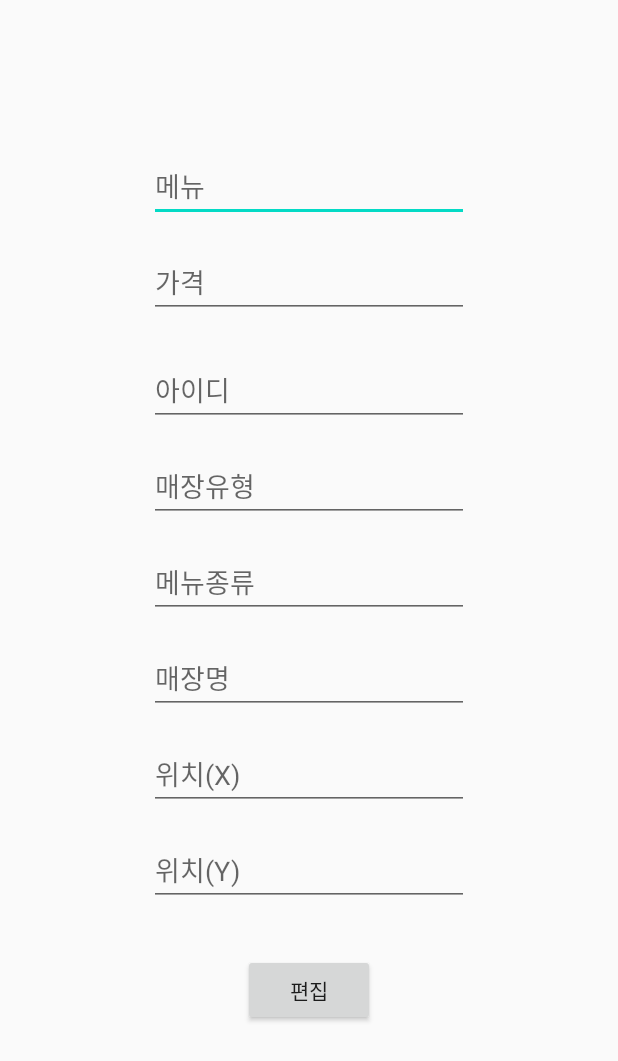
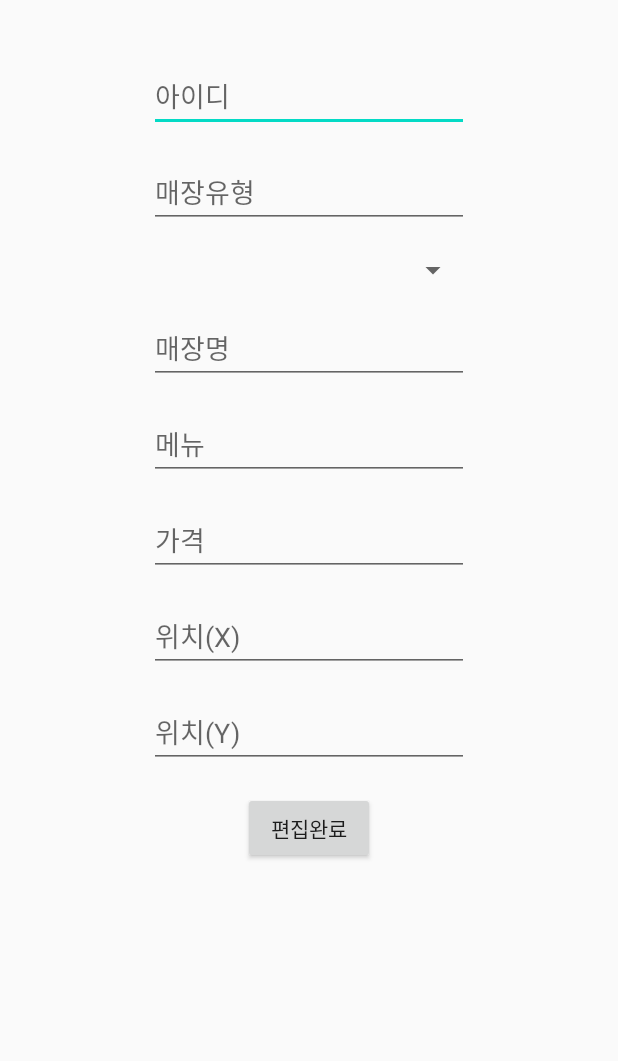
Before and after one commit to HJ-HEEJAE/Portfolio, an Android app: the layout fragment_editstore.xml on its own in the app's theme, with its tools: preview values and no code run, on a phone screen of 412 x 824 dp. Shown: the top 1061 px of the screen. Run offline under Robolectric (Android 15) with nearby library versions, the phone set to English and light mode, and no system bars.

Commit message:
EDIT 구현 + 수정

```diff
--- a/app/src/main/java/com/heejae/foopa/AddstoreFragment.java
+++ b/app/src/main/java/com/heejae/foopa/AddstoreFragment.java
@@ -44,6 +44,7 @@ public class AddstoreFragment extends Fragment {
         menu_kind_adapter.setDropDownViewResource(android.R.layout.simple_spinner_dropdown_item);
         menu_kind_spinner.setAdapter(menu_kind_adapter);
         menu_kind = menu_kind_spinner.getSelectedItem().toString();
+
 //        menu_kind_spinner.setOnItemClickListener(new AdapterView.OnItemClickListener() {
 //            @Override
 //            public void onItemClick(AdapterView<?> parent, View view, int position, long id) {
@@ -59,14 +60,14 @@ public class AddstoreFragment extends Fragment {
 //        String location_y = bundle.getString("locationY");
 //        Double locationX = Double.parseDouble(location_x);
 //        Double locationY = Double.parseDouble(location_y);
+
         Button addStoreBtn = view.findViewById(R.id.add_store_btn);
-
         addStoreBtn.setOnClickListener(new View.OnClickListener(){
 
             @Override
             public void onClick(View v) {
 //                TextView add_store_menu_kind = view.findViewById(R.id.add_store_menu_kind);
-                Spinner menu_kind_spinner = v.findViewById(R.id.add_store_menu_kind);
+//                Spinner menu_kind_spinner = v.findViewById(R.id.add_store_menu_kind);
                 TextView add_store_name = view.findViewById(R.id.add_store_name);
                 TextView add_store_loc_x = view.findViewById(R.id.add_store_loc_x);
                 TextView add_store_loc_y = view.findViewById(R.id.add_store_loc_y);
--- a/app/src/main/java/com/heejae/foopa/MystoreFragment.java
+++ b/app/src/main/java/com/heejae/foopa/MystoreFragment.java
@@ -70,6 +70,7 @@ public class MystoreFragment extends Fragment {
                 // 등록된 포장매장 표시
                 showStoreInfo(user_id, getString(R.string.takeAway), view);
                 // 편집 버튼 클릭이벤트
+                Log.d("storeinfo_id ", storeInfo[3]);
                 Button editTaStoreBtn = view.findViewById(R.id.edit_ta_btn);
                 editTaStoreBtn.setOnClickListener(new View.OnClickListener() {
                     @Override
@@ -188,6 +189,7 @@ public class MystoreFragment extends Fragment {
     }
     public void modifyStoreDetail(String user_id,  String store_kind, String menu_kind, String store, String locationX, String locationY){
         EditstoreFragment editstoreFragment = new EditstoreFragment();
+        Log.d("modi_id ", menu_kind);
         Bundle bundle = new Bundle();
         bundle.putString("user_id", user_id);
         bundle.putString("store_kind", store_kind);
--- a/app/src/main/res/layout/fragment_addstore.xml
+++ b/app/src/main/res/layout/fragment_addstore.xml
@@ -80,7 +80,7 @@
         android:layout_width="wrap_content"
         android:layout_height="wrap_content"
         android:layout_marginTop="32dp"
-        android:text="추가"
+        android:text="@string/adding"
         app:layout_constraintEnd_toEndOf="@+id/add_store_loc_y"
         app:layout_constraintStart_toStartOf="@+id/add_store_loc_y"
         app:layout_constraintTop_toBottomOf="@+id/add_store_loc_y" />
--- a/app/src/main/res/layout/fragment_editstore.xml
+++ b/app/src/main/res/layout/fragment_editstore.xml
@@ -1,22 +1,71 @@
 <?xml version="1.0" encoding="utf-8"?>
-<androidx.constraintlayout.widget.ConstraintLayout xmlns:android="http://schemas.android.com/apk/res/android"
+<FrameLayout xmlns:android="http://schemas.android.com/apk/res/android"
     xmlns:app="http://schemas.android.com/apk/res-auto"
     xmlns:tools="http://schemas.android.com/tools"
     android:layout_width="match_parent"
     android:layout_height="match_parent"
-    tools:context=".AddstoreFragment" >
+    tools:context=".AddstoreFragment">
+
+    <androidx.constraintlayout.widget.ConstraintLayout
+        android:layout_width="match_parent"
+        android:layout_height="wrap_content">
+
+        <EditText
+            android:id="@+id/store_edit_user_id"
+            android:layout_width="wrap_content"
+            android:layout_height="wrap_content"
+            android:layout_marginTop="40dp"
+            android:ems="10"
+            android:hint="아이디"
+            android:inputType="textPersonName"
+            app:layout_constraintEnd_toEndOf="parent"
+            app:layout_constraintStart_toStartOf="parent"
+            app:layout_constraintTop_toTopOf="parent" />
+
+        <EditText
+            android:id="@+id/edit_store_kind"
+            android:layout_width="wrap_content"
+            android:layout_height="wrap_content"
+            android:layout_marginTop="16dp"
+            android:ems="10"
+            android:hint="매장유형"
+            android:inputType="textPersonName"
+            app:layout_constraintEnd_toEndOf="@+id/store_edit_user_id"
+            app:layout_constraintStart_toStartOf="@+id/store_edit_user_id"
+            app:layout_constraintTop_toBottomOf="@+id/store_edit_user_id" />
+
+        <Spinner
+            android:id="@+id/edit_store_menu_kind"
+            android:layout_width="0dp"
+            android:layout_height="wrap_content"
+            android:layout_marginTop="16dp"
+            app:layout_constraintEnd_toEndOf="@+id/edit_store_kind"
+            app:layout_constraintStart_toStartOf="@+id/edit_store_kind"
+            app:layout_constraintTop_toBottomOf="@+id/edit_store_kind" />
+
+        <EditText
+            android:id="@+id/edit_store_name"
+            android:layout_width="wrap_content"
+            android:layout_height="wrap_content"
+            android:layout_marginTop="16dp"
+            android:ems="10"
+            android:hint="매장명"
+            android:inputType="textPersonName"
+            app:layout_constraintEnd_toEndOf="@+id/edit_store_menu_kind"
+            app:layout_constraintStart_toStartOf="@+id/edit_store_menu_kind"
+            app:layout_constraintTop_toBottomOf="@+id/edit_store_menu_kind" />
 
         <EditText
             android:id="@+id/store_menu"
             android:layout_width="wrap_content"
             android:layout_height="wrap_content"
-        android:layout_marginTop="100dp"
+            android:layout_marginTop="16dp"
             android:ems="10"
             android:hint="메뉴"
             android:inputType="textPersonName"
-        app:layout_constraintEnd_toEndOf="parent"
-        app:layout_constraintStart_toStartOf="parent"
-        app:layout_constraintTop_toTopOf="parent" />
+            app:layout_constraintEnd_toEndOf="@+id/edit_store_name"
+            app:layout_constraintStart_toStartOf="@+id/edit_store_name"
+            app:layout_constraintTop_toBottomOf="@+id/edit_store_name" />
 
         <EditText
             android:id="@+id/store_price"
@@ -27,91 +76,42 @@
             android:hint="가격"
             android:inputType="textPersonName"
             app:layout_constraintEnd_toEndOf="@+id/store_menu"
-        app:layout_constraintHorizontal_bias="0.0"
             app:layout_constraintStart_toStartOf="@+id/store_menu"
             app:layout_constraintTop_toBottomOf="@+id/store_menu" />
 
         <EditText
-        android:id="@+id/store_user_id"
-        android:layout_width="wrap_content"
-        android:layout_height="wrap_content"
-        android:layout_marginTop="24dp"
-        android:ems="10"
-        android:hint="아이디"
-        android:inputType="textPersonName"
-        app:layout_constraintEnd_toEndOf="@+id/store_price"
-        app:layout_constraintHorizontal_bias="0.0"
-        app:layout_constraintStart_toStartOf="@+id/store_price"
-        app:layout_constraintTop_toBottomOf="@+id/store_price" />
-
-    <EditText
-        android:id="@+id/add_store_kind"
-        android:layout_width="wrap_content"
-        android:layout_height="wrap_content"
-        android:layout_marginTop="16dp"
-        android:ems="10"
-        android:hint="매장유형"
-        android:inputType="textPersonName"
-        app:layout_constraintEnd_toEndOf="@+id/store_user_id"
-        app:layout_constraintStart_toStartOf="@+id/store_user_id"
-        app:layout_constraintTop_toBottomOf="@+id/store_user_id" />
-
-    <EditText
-        android:id="@+id/add_store_menu_kind"
-        android:layout_width="wrap_content"
-        android:layout_height="wrap_content"
-        android:layout_marginTop="16dp"
-        android:ems="10"
-        android:hint="메뉴종류"
-        android:inputType="textPersonName"
-        app:layout_constraintEnd_toEndOf="@+id/add_store_kind"
-        app:layout_constraintHorizontal_bias="0.0"
-        app:layout_constraintStart_toStartOf="@+id/add_store_kind"
-        app:layout_constraintTop_toBottomOf="@+id/add_store_kind" />
-
-    <EditText
-        android:id="@+id/add_store_name"
-        android:layout_width="wrap_content"
-        android:layout_height="wrap_content"
-        android:layout_marginTop="16dp"
-        android:ems="10"
-        android:hint="매장명"
-        android:inputType="textPersonName"
-        app:layout_constraintEnd_toEndOf="@+id/add_store_menu_kind"
-        app:layout_constraintStart_toStartOf="@+id/add_store_menu_kind"
-        app:layout_constraintTop_toBottomOf="@+id/add_store_menu_kind" />
-
-    <EditText
-        android:id="@+id/add_store_loc_x"
+            android:id="@+id/edit_store_loc_x"
             android:layout_width="wrap_content"
             android:layout_height="wrap_content"
             android:layout_marginTop="16dp"
             android:ems="10"
             android:hint="위치(X)"
             android:inputType="textPersonName"
-        app:layout_constraintEnd_toEndOf="@+id/add_store_name"
-        app:layout_constraintStart_toStartOf="@+id/add_store_name"
-        app:layout_constraintTop_toBottomOf="@+id/add_store_name" />
+            app:layout_constraintEnd_toEndOf="@+id/store_price"
+            app:layout_constraintStart_toStartOf="@+id/store_price"
+            app:layout_constraintTop_toBottomOf="@+id/store_price" />
 
         <EditText
-        android:id="@+id/add_store_loc_y"
+            android:id="@+id/edit_store_loc_y"
             android:layout_width="wrap_content"
             android:layout_height="wrap_content"
             android:layout_marginTop="16dp"
             android:ems="10"
             android:hint="위치(Y)"
             android:inputType="textPersonName"
-        app:layout_constraintEnd_toEndOf="@+id/add_store_loc_x"
-        app:layout_constraintStart_toStartOf="@+id/add_store_loc_x"
-        app:layout_constraintTop_toBottomOf="@+id/add_store_loc_x" />
+            app:layout_constraintEnd_toEndOf="@+id/edit_store_loc_x"
+            app:layout_constraintStart_toStartOf="@+id/edit_store_loc_x"
+            app:layout_constraintTop_toBottomOf="@+id/edit_store_loc_x" />
 
         <Button
             android:id="@+id/edit_store_btn"
             android:layout_width="wrap_content"
             android:layout_height="wrap_content"
-        android:layout_marginTop="32dp"
-        android:text="편집"
-        app:layout_constraintEnd_toEndOf="@+id/add_store_loc_y"
-        app:layout_constraintStart_toStartOf="@+id/add_store_loc_y"
-        app:layout_constraintTop_toBottomOf="@+id/add_store_loc_y" />
+            android:layout_marginTop="16dp"
+            android:text="@string/edit_complete"
+            app:layout_constraintEnd_toEndOf="@+id/edit_store_loc_y"
+            app:layout_constraintStart_toStartOf="@+id/edit_store_loc_y"
+            app:layout_constraintTop_toBottomOf="@+id/edit_store_loc_y" />
     </androidx.constraintlayout.widget.ConstraintLayout>
+
+</FrameLayout>
--- a/app/src/main/res/values/strings.xml
+++ b/app/src/main/res/values/strings.xml
@@ -27,6 +27,8 @@
     <string name="edit_ta_store">포장매장편집</string>
     <string name="edit_eh_store">식사매장편집</string>
     <string name="add_menu">메뉴추가</string>
+    <string name="adding">추가</string>
+    <string name="edit_complete">편집완료</string>
 
     <string name="takeAway">포장</string>
     <string name="eatHere">매장</string>
```
Also changed, not shown: app/src/main/java/com/heejae/foopa/EditstoreFragment.java (+37 -26 lines). Lines whose indentation alone changed are shown as unchanged.
